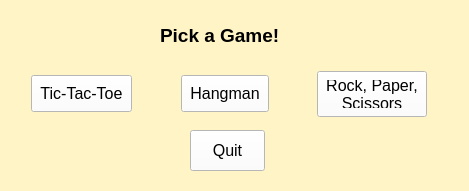
Before: the Qt Designer form GamesApp/GamePicker.ui in NoahMcKearney/Software-Team-Project, drawn with Qt 5.
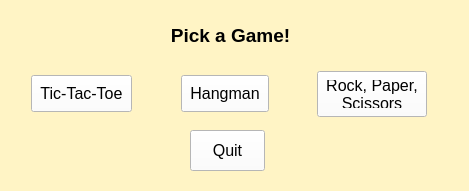
After: the same form once the commit is applied.

Commit message: centered titles on two forms

```diff
--- a/GamesApp/GamePicker.ui
+++ b/GamesApp/GamePicker.ui
@@ -57,9 +57,9 @@
   <widget class="QLabel" name="label">
    <property name="geometry">
     <rect>
-     <x>160</x>
+     <x>0</x>
      <y>20</y>
-     <width>161</width>
+     <width>461</width>
      <height>31</height>
     </rect>
    </property>
@@ -73,6 +73,9 @@
    <property name="text">
     <string>Pick a Game!</string>
    </property>
+   <property name="alignment">
+    <set>Qt::AlignCenter</set>
+   </property>
   </widget>
   <widget class="QWidget" name="layoutWidget">
    <property name="geometry">
```
The commit also changes 1 other file.
